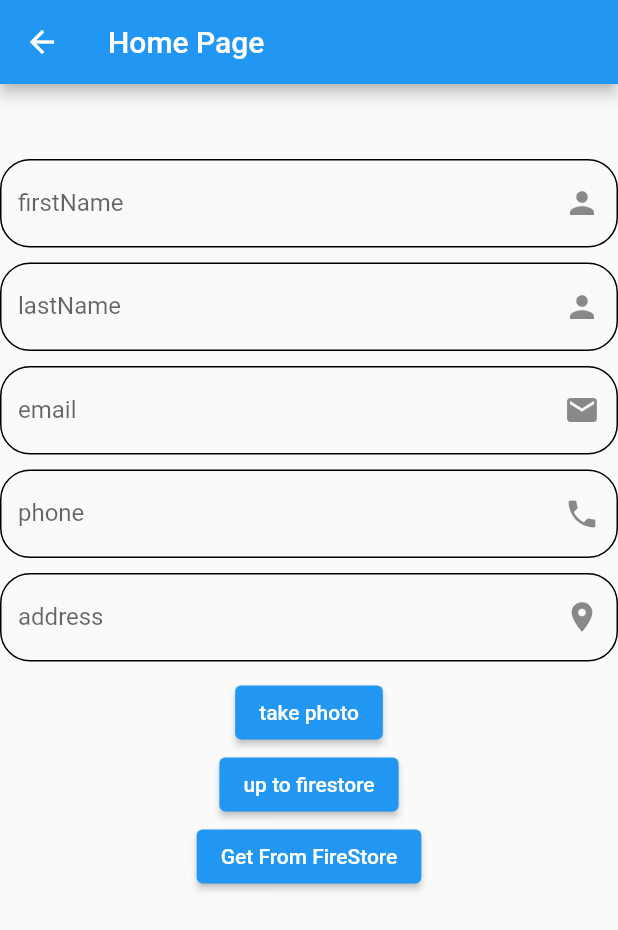
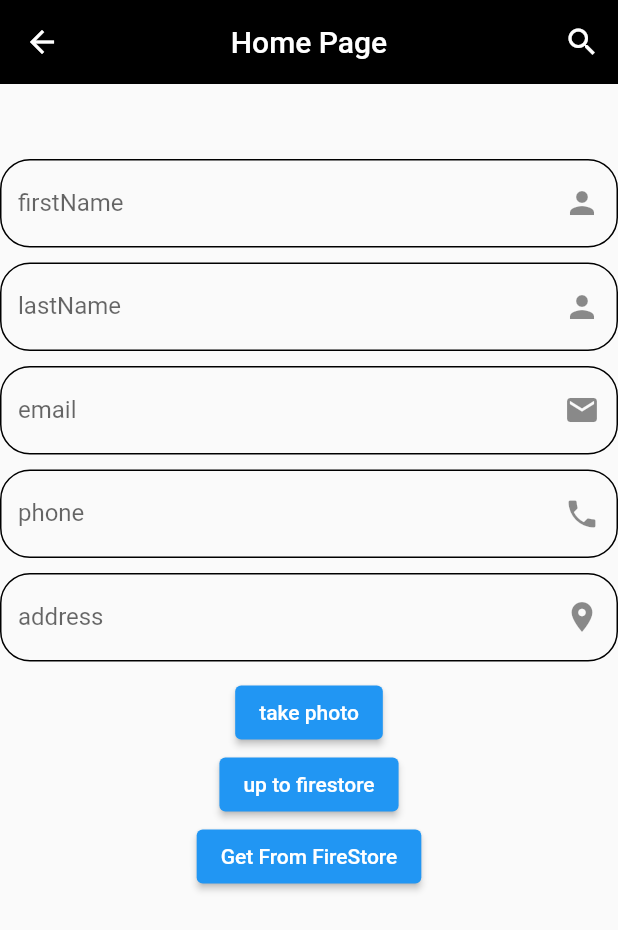
Before and after one commit to AmrMesbah98/courses, a Flutter app: the HomePage screen opened directly, on a phone screen of 412 x 824 dp. Shown: the top 930 px of the screen. Run offline on Flutter 3.47's test engine with Material 2 defaults, Android fonts, the light colour scheme and no system bars; our stand-ins replace bloc, cloud_firestore, firebase_auth, firebase_core, firebase_storage, flutter_bloc and 2 more; accounts and stored records are empty.

Commit message:
search_v1

```diff
--- a/lib/homepage.dart
+++ b/lib/homepage.dart
@@ -5,6 +5,8 @@ import 'package:firebase_auth/firebase_auth.dart';
 import 'package:firebase_storage/firebase_storage.dart';
 import 'package:flutter/material.dart';
 import 'package:image_picker/image_picker.dart';
+import 'package:onetry/search.dart';
+import 'package:onetry/searchbar.dart';
 
 import 'appuser.dart';
 import 'getdata.dart';
@@ -47,26 +49,38 @@ class _HomePageState extends State<HomePage> {
 
   UserDate? data;
 
-  String downloadUrl="";
+  String downloadUrl = "";
 
   @override
   Widget build(BuildContext context) {
     return Scaffold(
-      appBar: AppBar(title: const Text("Home Page")),
+      appBar: AppBar(
+        title: const Text("Home Page"),
+        centerTitle: true,
+        elevation: 0,
+        backgroundColor: Colors.black,
+        actions: [
+          IconButton(onPressed: (){
+            Navigator.push(context, MaterialPageRoute(builder: (_){
+              return  const Searchpage();
+            }));
+          }, icon: const Icon(Icons.search))
+        ],
+      ),
       body: SingleChildScrollView(
         child: Column(
           children: [
             const SizedBox(height: 50),
             TextFormField(
               decoration: InputDecoration(
-                label: Text("firstName"),
+                label: const Text("firstName"),
                 hintText: "Enter your Name",
-                suffixIcon: Icon(Icons.person),
+                suffixIcon: const Icon(Icons.person),
                 enabledBorder: OutlineInputBorder(
-                    borderSide: BorderSide(width: 1, color: Colors.black),
+                    borderSide: const BorderSide(width: 1, color: Colors.black),
                     borderRadius: BorderRadius.circular(20)),
                 focusedBorder: OutlineInputBorder(
-                    borderSide: BorderSide(width: 1, color: Colors.blue),
+                    borderSide: const BorderSide(width: 1, color: Colors.blue),
                     borderRadius: BorderRadius.circular(20)),
               ),
               controller: firstname,
@@ -75,11 +89,11 @@ class _HomePageState extends State<HomePage> {
             const SizedBox(height: 10),
             TextFormField(
               decoration: InputDecoration(
-                label: Text("lastName"),
+                label: const Text("lastName"),
                 hintText: "Enter your Name",
-                suffixIcon: Icon(Icons.person),
+                suffixIcon: const Icon(Icons.person),
                 enabledBorder: OutlineInputBorder(
-                    borderSide: BorderSide(width: 1, color: Colors.black),
+                    borderSide: const BorderSide(width: 1, color: Colors.black),
                     borderRadius: BorderRadius.circular(20)),
                 focusedBorder: OutlineInputBorder(
                     borderSide: BorderSide(width: 1, color: Colors.blue),
@@ -91,11 +105,11 @@ class _HomePageState extends State<HomePage> {
             const SizedBox(height: 10),
             TextFormField(
               decoration: InputDecoration(
-                label: Text("email"),
+                label: const Text("email"),
                 hintText: "Enter your Name",
-                suffixIcon: Icon(Icons.email),
+                suffixIcon: const Icon(Icons.email),
                 enabledBorder: OutlineInputBorder(
-                    borderSide: BorderSide(width: 1, color: Colors.black),
+                    borderSide: const BorderSide(width: 1, color: Colors.black),
                     borderRadius: BorderRadius.circular(20)),
                 focusedBorder: OutlineInputBorder(
                     borderSide: BorderSide(width: 1, color: Colors.blue),
@@ -109,12 +123,12 @@ class _HomePageState extends State<HomePage> {
               decoration: InputDecoration(
                 label: Text("phone"),
                 hintText: "Enter your Name",
-                suffixIcon: Icon(Icons.phone),
+                suffixIcon: const Icon(Icons.phone),
                 enabledBorder: OutlineInputBorder(
-                    borderSide: BorderSide(width: 1, color: Colors.black),
+                    borderSide: const BorderSide(width: 1, color: Colors.black),
                     borderRadius: BorderRadius.circular(20)),
                 focusedBorder: OutlineInputBorder(
-                    borderSide: BorderSide(width: 1, color: Colors.blue),
+                    borderSide: const BorderSide(width: 1, color: Colors.blue),
                     borderRadius: BorderRadius.circular(20)),
               ),
               controller: phone,
@@ -123,7 +137,7 @@ class _HomePageState extends State<HomePage> {
             const SizedBox(height: 10),
             TextFormField(
               decoration: InputDecoration(
-                label: Text("address"),
+                label: const Text("address"),
                 hintText: "Enter your Name",
                 suffixIcon: Icon(Icons.location_on),
                 enabledBorder: OutlineInputBorder(
@@ -137,9 +151,11 @@ class _HomePageState extends State<HomePage> {
               keyboardType: TextInputType.text,
             ),
             const SizedBox(height: 10),
-            ElevatedButton(onPressed: (){
+            ElevatedButton(
+                onPressed: () {
                   saveImage();
-            }, child: const Text("take photo")),
+                },
+                child: const Text("take photo")),
             ElevatedButton(
                 onPressed: () {
                   saveUserDataInFireStore(
@@ -166,53 +182,42 @@ class _HomePageState extends State<HomePage> {
     );
   }
 
-
-
   // get image from camera with xfile path => image picker
 
- Future<String?> uploadImage()
-  async {
+  Future<String?> uploadImage() async {
     var picker = ImagePicker();
     XFile? xFile = await picker.pickImage(source: ImageSource.camera);
     return xFile?.path;
   }
 
-
- Future<void> saveImage()
-  async {
+  Future<void> saveImage() async {
     String? path = await uploadImage();
 
     String suffix = DateTime.now().second.toString();
 
-    File file =File(path!);
+    File file = File(path!);
 
-    UploadTask task = _storage.child("image").child(_mAuth.currentUser!.uid).child("${_mAuth.currentUser!.uid}$suffix").putFile(file);
+    UploadTask task = _storage
+        .child("image")
+        .child(_mAuth.currentUser!.uid)
+        .child("${_mAuth.currentUser!.uid}$suffix")
+        .putFile(file);
 
     task.whenComplete(() async {
-      downloadUrl= await  task.snapshot.ref.getDownloadURL();
+      downloadUrl = await task.snapshot.ref.getDownloadURL();
       saveImageInFireStore(downloadUrl);
     });
-
-
   }
 
-  saveImageInFireStore(String downloadUrl)
-  {
-    if(data != null)
-      {
+  saveImageInFireStore(String downloadUrl) {
+    if (data != null) {
       data?.pic = downloadUrl;
-       _firestore.collection("Data").doc(_mAuth.currentUser!.uid).set(data!.toJson());
+      _firestore
+          .collection("Data")
+          .doc(_mAuth.currentUser!.uid)
+          .set(data!.toJson());
     }
   }
-
-
-
-
-
-
-
-
-
 
   void saveUserDataInFireStore(String firstname, String lastName, String email,
       String phone, String address, String urlImage) {
--- a/pubspec.yaml
+++ b/pubspec.yaml
@@ -46,6 +46,12 @@ dependencies:
   shimmer: ^3.0.0
   image_picker: ^1.0.1
   firebase_storage: ^11.2.5
+  flutter_launcher_icons: ^0.13.1
+
+flutter_icons:
+  image_path: "image/logo.png"
+  android: true
+  ios: true
 
 dev_dependencies:
   flutter_test:
```
Also changed, not shown: lib/search.dart (added, +75 -0 lines), lib/searchbar.dart (added, +54 -0 lines), image/logo.png (added), pubspec.lock, 1 other file. Lines whose indentation alone changed are shown as unchanged.
